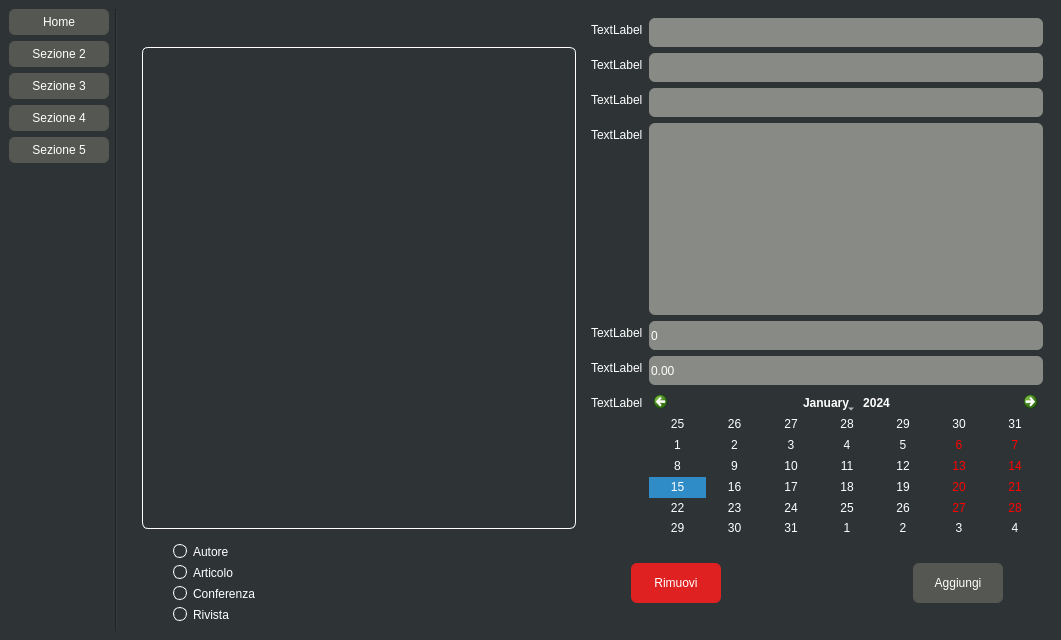
Old version of the form Progetto/mainwindow.ui in the repository simoven/ProgettoPO.
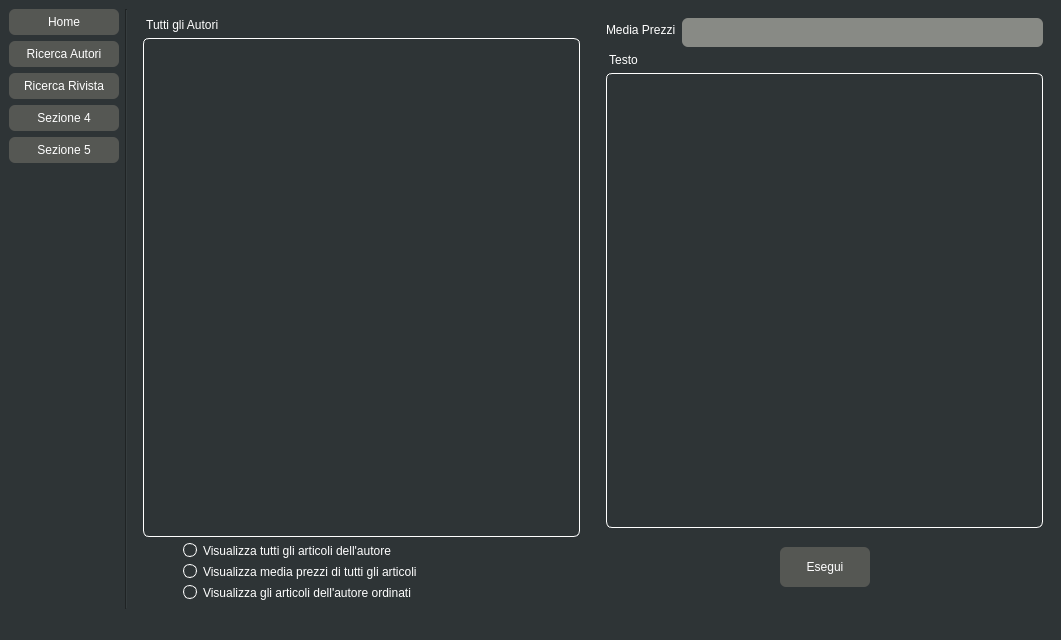
New version of the form. The open tabs and pages were chosen to show the change. Icons and pictures are not drawn.

```diff
--- a/Progetto/mainwindow.ui
+++ b/Progetto/mainwindow.ui
@@ -100,7 +100,7 @@
        <widget class="QPushButton" name="SezioneA">
         <property name="minimumSize">
          <size>
-          <width>100</width>
+          <width>110</width>
           <height>26</height>
          </size>
         </property>
@@ -119,7 +119,7 @@
        <widget class="QPushButton" name="SezioneB">
         <property name="minimumSize">
          <size>
-          <width>100</width>
+          <width>110</width>
           <height>26</height>
          </size>
         </property>
@@ -130,7 +130,7 @@
          </size>
         </property>
         <property name="text">
-         <string>Sezione 2</string>
+         <string>Ricerca Autori</string>
         </property>
        </widget>
       </item>
@@ -138,7 +138,7 @@
        <widget class="QPushButton" name="SezioneC">
         <property name="minimumSize">
          <size>
-          <width>100</width>
+          <width>110</width>
           <height>26</height>
          </size>
         </property>
@@ -149,7 +149,7 @@
          </size>
         </property>
         <property name="text">
-         <string>Sezione 3</string>
+         <string>Ricerca Rivista</string>
         </property>
        </widget>
       </item>
@@ -157,7 +157,7 @@
        <widget class="QPushButton" name="SezioneD">
         <property name="minimumSize">
          <size>
-          <width>100</width>
+          <width>110</width>
           <height>26</height>
          </size>
         </property>
@@ -176,7 +176,7 @@
        <widget class="QPushButton" name="SezioneE">
         <property name="minimumSize">
          <size>
-          <width>100</width>
+          <width>110</width>
           <height>26</height>
          </size>
         </property>
@@ -248,7 +248,14 @@
               <widget class="QWidget" name="pageAutore">
                <layout class="QVBoxLayout" name="verticalLayout_3">
                 <item>
-                 <widget class="QListWidget" name="widgetAutore"/>
+                 <widget class="QListWidget" name="widgetAutore">
+                  <property name="minimumSize">
+                   <size>
+                    <width>110</width>
+                    <height>0</height>
+                   </size>
+                  </property>
+                 </widget>
                 </item>
                </layout>
               </widget>
@@ -581,21 +588,244 @@
         </item>
        </layout>
       </widget>
-      <widget class="QWidget" name="page2"/>
+      <widget class="QWidget" name="pageMetodiAutore">
+       <layout class="QHBoxLayout" name="horizontalLayout_5">
+        <item>
+         <layout class="QVBoxLayout" name="verticalLayout_5">
+          <item>
+           <widget class="QLabel" name="label">
+            <property name="text">
+             <string> Tutti gli Autori</string>
+            </property>
+           </widget>
+          </item>
+          <item>
+           <widget class="QListWidget" name="tuttiAutoriListWidget">
+            <property name="maximumSize">
+             <size>
+              <width>16777215</width>
+              <height>16777215</height>
+             </size>
+            </property>
+           </widget>
+          </item>
+          <item>
+           <layout class="QHBoxLayout" name="horizontalLayout_6">
+            <item>
+             <spacer name="horizontalSpacer_6">
+              <property name="orientation">
+               <enum>Qt::Horizontal</enum>
+              </property>
+              <property name="sizeType">
+               <enum>QSizePolicy::Minimum</enum>
+              </property>
+              <property name="sizeHint" stdset="0">
+               <size>
+                <width>40</width>
+                <height>20</height>
+               </size>
+              </property>
+             </spacer>
+            </item>
+            <item>
+             <layout class="QVBoxLayout" name="verticalLayout_10">
+              <item>
+               <widget class="QRadioButton" name="tuttiArticoliButton">
+                <property name="text">
+                 <string>Visualizza tutti gli articoli dell'autore</string>
+                </property>
+               </widget>
+              </item>
+              <item>
+               <widget class="QRadioButton" name="mediaPrezziButton">
+                <property name="text">
+                 <string>Visualizza media prezzi di tutti gli articoli</string>
+                </property>
+               </widget>
+              </item>
+              <item>
+               <widget class="QRadioButton" name="ordinatiArticoliButton">
+                <property name="text">
+                 <string>Visualizza gli articoli dell'autore ordinati</string>
+                </property>
+               </widget>
+              </item>
+             </layout>
+            </item>
+            <item>
+             <spacer name="horizontalSpacer_7">
+              <property name="orientation">
+               <enum>Qt::Horizontal</enum>
+              </property>
+              <property name="sizeHint" stdset="0">
+               <size>
+                <width>40</width>
+                <height>20</height>
+               </size>
+              </property>
+             </spacer>
+            </item>
+           </layout>
+          </item>
+         </layout>
+        </item>
+        <item>
+         <spacer name="horizontalSpacer_10">
+          <property name="orientation">
+           <enum>Qt::Horizontal</enum>
+          </property>
+          <property name="sizeType">
+           <enum>QSizePolicy::Fixed</enum>
+          </property>
+          <property name="sizeHint" stdset="0">
+           <size>
+            <width>20</width>
+            <height>20</height>
+           </size>
+          </property>
+         </spacer>
+        </item>
+        <item>
+         <layout class="QVBoxLayout" name="verticalLayout_9">
+          <item>
+           <layout class="QFormLayout" name="formLayout_9">
+            <item row="0" column="1">
+             <widget class="QLineEdit" name="lineEditPrezzo">
+              <property name="minimumSize">
+               <size>
+                <width>0</width>
+                <height>29</height>
+               </size>
+              </property>
+             </widget>
+            </item>
+            <item row="0" column="0">
+             <widget class="QLabel" name="labelPrezzo">
+              <property name="text">
+               <string>Media Prezzi</string>
+              </property>
+             </widget>
+            </item>
+           </layout>
+          </item>
+          <item>
+           <widget class="QLabel" name="dinamicLabel">
+            <property name="text">
+             <string> Testo</string>
+            </property>
+           </widget>
+          </item>
+          <item>
+           <widget class="QListWidget" name="dinamicListWidget"/>
+          </item>
+          <item>
+           <spacer name="verticalSpacer_3">
+            <property name="orientation">
+             <enum>Qt::Vertical</enum>
+            </property>
+            <property name="sizeType">
+             <enum>QSizePolicy::Fixed</enum>
+            </property>
+            <property name="sizeHint" stdset="0">
+             <size>
+              <width>20</width>
+              <height>13</height>
+             </size>
+            </property>
+           </spacer>
+          </item>
+          <item>
+           <layout class="QHBoxLayout" name="horizontalLayout_7">
+            <item>
+             <spacer name="horizontalSpacer_9">
+              <property name="orientation">
+               <enum>Qt::Horizontal</enum>
+              </property>
+              <property name="sizeHint" stdset="0">
+               <size>
+                <width>70</width>
+                <height>20</height>
+               </size>
+              </property>
+             </spacer>
+            </item>
+            <item>
+             <widget class="QPushButton" name="eseguiButton">
+              <property name="minimumSize">
+               <size>
+                <width>90</width>
+                <height>40</height>
+               </size>
+              </property>
+              <property name="text">
+               <string>Esegui</string>
+              </property>
+             </widget>
+            </item>
+            <item>
+             <spacer name="horizontalSpacer_8">
+              <property name="orientation">
+               <enum>Qt::Horizontal</enum>
+              </property>
+              <property name="sizeHint" stdset="0">
+               <size>
+                <width>40</width>
+                <height>20</height>
+               </size>
+              </property>
+             </spacer>
+            </item>
+           </layout>
+          </item>
+          <item>
+           <spacer name="verticalSpacer_2">
+            <property name="orientation">
+             <enum>Qt::Vertical</enum>
+            </property>
+            <property name="sizeType">
+             <enum>QSizePolicy::Fixed</enum>
+            </property>
+            <property name="sizeHint" stdset="0">
+             <size>
+              <width>20</width>
+              <height>13</height>
+             </size>
+            </property>
+           </spacer>
+          </item>
+         </layout>
+        </item>
+       </layout>
+      </widget>
+      <widget class="QWidget" name="pageMetodiRivista">
+       <widget class="QWidget" name="formLayoutWidget">
+        <property name="geometry">
+         <rect>
+          <x>260</x>
+          <y>150</y>
+          <width>281</width>
+          <height>141</height>
+         </rect>
+        </property>
+        <layout class="QFormLayout" name="formLayout_6">
+         <item row="0" column="1">
+          <widget class="QLineEdit" name="lineEdit_2"/>
+         </item>
+         <item row="0" column="0">
+          <widget class="QLabel" name="label_2">
+           <property name="text">
+            <string>TextLabel</string>
+           </property>
+          </widget>
+         </item>
+        </layout>
+       </widget>
+      </widget>
      </widget>
     </item>
    </layout>
   </widget>
-  <widget class="QMenuBar" name="menubar">
-   <property name="geometry">
-    <rect>
-     <x>0</x>
-     <y>0</y>
-     <width>1061</width>
-     <height>22</height>
-    </rect>
-   </property>
-  </widget>
+  <widget class="QStatusBar" name="statusBar"/>
  </widget>
  <resources>
   <include location="res.qrc"/>
```
Left out of the diff: 24 changed lines with no effect on the pictures.
